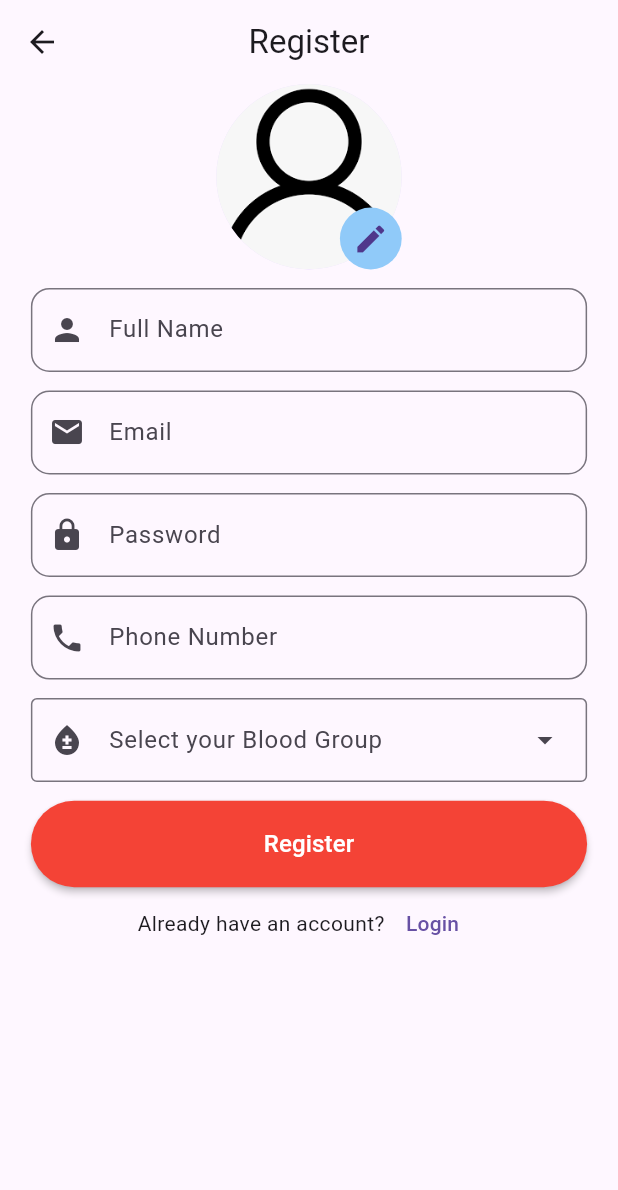
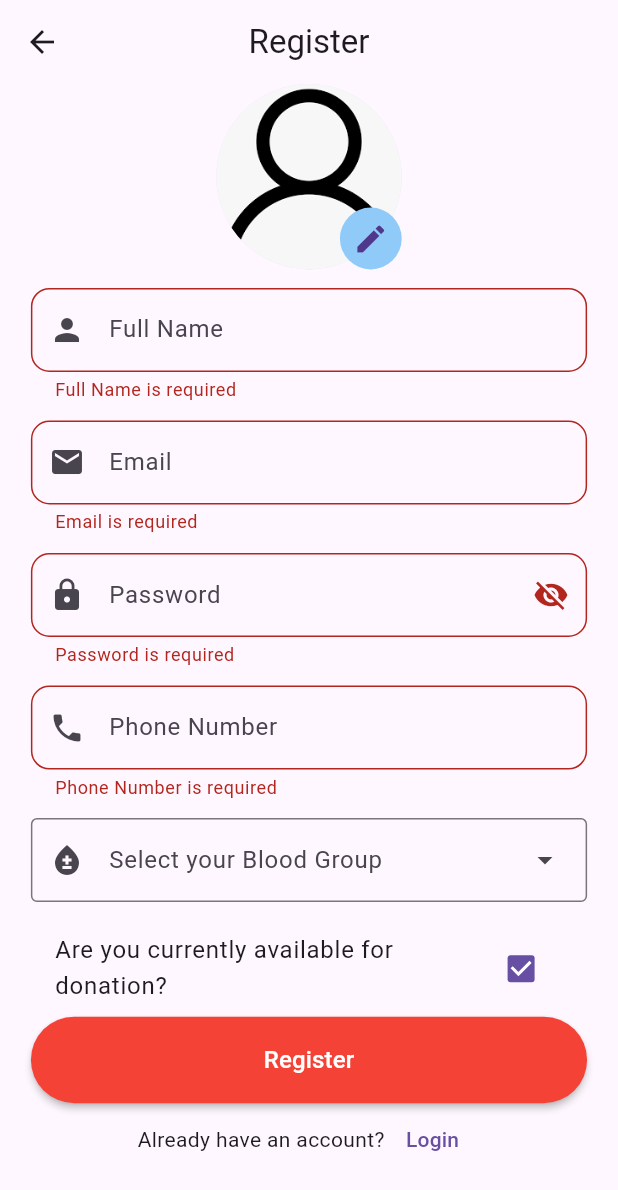
Before and after one commit to sabin6969/blood-donation-flutter-app, a Flutter app: the SignupView screen opened by its route, after a tap on "Register", on a phone screen of 412 x 824 dp. Shown: the top 1190 px of the screen. Run offline on Flutter 3.47's test engine with Material 3 defaults, Android fonts, the light colour scheme and no system bars; our stand-ins replace get, image_picker, smooth_page_indicator.

Commit message:
feat: Add form validation to login and register controllers

```diff
--- a/lib/controllers/login_controller.dart
+++ b/lib/controllers/login_controller.dart
@@ -9,15 +9,12 @@ class LoginController extends GetxController {
   TextEditingController emailController = TextEditingController();
   TextEditingController passwordController = TextEditingController();
   RxBool isPasswordVisible = RxBool(true);
+  GlobalKey<FormState> formKey = GlobalKey<FormState>();
 
   void login({required String email, required String password}) async {
-    if (email.isEmpty || password.isEmpty) {
-      Get.snackbar("Error", "Both Email and Password are required");
+    if (!formKey.currentState!.validate()) {
+      return;
     } else {
-      if (!email.isEmail) {
-        Get.snackbar("Error", "Please enter a valid Email");
-        return;
-      }
       try {
         isLoading.value = true;
         String message =
--- a/lib/controllers/register_controller.dart
+++ b/lib/controllers/register_controller.dart
@@ -1,4 +1,5 @@
 import 'package:flutter/material.dart';
+import 'package:flutter/widgets.dart';
 import 'package:get/get.dart';
 import 'package:image_picker/image_picker.dart';
 
@@ -7,7 +8,10 @@ class RegisterController extends GetxController {
   TextEditingController emailController = TextEditingController();
   TextEditingController passwordController = TextEditingController();
   TextEditingController phoneNumberController = TextEditingController();
+  RxBool isPasswordVisible = RxBool(true);
   Rx<XFile?> imageFile = Rx(null);
+  RxBool isAvailableForDonation = RxBool(true);
+  GlobalKey<FormState> formKey = GlobalKey<FormState>();
   String? selectedBloodGroup;
   List<String> bloodGroups = [
     "A+",
@@ -19,4 +23,18 @@ class RegisterController extends GetxController {
     "O+",
     "O-",
   ];
+
+  void registerUser() {
+    if (formKey.currentState!.validate()) {
+      if (selectedBloodGroup == null) {
+        Get.snackbar("Error", "Please select your blood group");
+        return;
+      } else if (imageFile.value == null) {
+        Get.snackbar("Error", "Please select your profile image");
+      } else {
+        // TODO Call API
+        debugPrint(selectedBloodGroup);
+      }
+    }
+  }
 }
--- a/lib/utils/custom_text_field.dart
+++ b/lib/utils/custom_text_field.dart
@@ -8,6 +8,8 @@ class CustomTextField extends StatelessWidget {
   final TextInputType textInputType;
   final bool? isObsecure;
   final Widget? suffixIconButton;
+  final String? Function(String?)? validator;
+  final TextCapitalization? textCapitalization;
   const CustomTextField({
     super.key,
     required this.hintText,
@@ -16,12 +18,16 @@ class CustomTextField extends StatelessWidget {
     required this.textInputType,
     this.isObsecure,
     this.suffixIconButton,
+    this.textCapitalization,
+    required this.validator,
   });
 
   @override
   Widget build(BuildContext context) {
     size = MediaQuery.sizeOf(context);
     return TextFormField(
+      textCapitalization: textCapitalization ?? TextCapitalization.none,
+      validator: validator,
       obscureText: isObsecure ?? false,
       keyboardType: textInputType,
       controller: controller,
--- a/lib/views/login_view.dart
+++ b/lib/views/login_view.dart
@@ -28,6 +28,8 @@ class _LoginViewState extends State<LoginView> {
               padding: EdgeInsets.symmetric(
                 horizontal: size.width * 0.05,
               ),
+              child: Form(
+                key: loginController.formKey,
                 child: Column(
                   children: [
                     SizedBox(
@@ -47,6 +49,11 @@ class _LoginViewState extends State<LoginView> {
                       prefixIcon: const Icon(
                         Icons.email,
                       ),
+                      validator: (value) => value == null || value.isEmpty
+                          ? "Email is required"
+                          : value.isEmail
+                              ? null
+                              : "Please enter a valid email",
                     ),
                     SizedBox(
                       height: size.height * 0.05,
@@ -54,6 +61,9 @@ class _LoginViewState extends State<LoginView> {
                     GetX<LoginController>(builder: (controller) {
                       return CustomTextField(
                         controller: loginController.passwordController,
+                        validator: (value) => value == null || value.isEmpty
+                            ? "Password is required"
+                            : null,
                         textInputType: TextInputType.visiblePassword,
                         hintText: "Password",
                         prefixIcon: const Icon(
@@ -117,6 +127,7 @@ class _LoginViewState extends State<LoginView> {
                   ],
                 ),
               ),
+            ),
           ],
         ),
       ),
--- a/lib/views/register_view.dart
+++ b/lib/views/register_view.dart
@@ -1,14 +1,11 @@
 import 'dart:io';
-
 import 'package:blood_donation_flutter_app/constants/app_routes.dart';
 import 'package:blood_donation_flutter_app/constants/image_path.dart';
 import 'package:blood_donation_flutter_app/controllers/register_controller.dart';
-import 'package:blood_donation_flutter_app/main.dart';
 import 'package:blood_donation_flutter_app/utils/custom_auth_button.dart';
 import 'package:blood_donation_flutter_app/utils/custom_text_field.dart';
 import 'package:blood_donation_flutter_app/utils/image_picker_utility.dart';
 import 'package:flutter/material.dart';
-
 import 'package:get/get.dart';
 
 class SignupView extends StatefulWidget {
@@ -19,23 +16,27 @@ class SignupView extends StatefulWidget {
 }
 
 class _SignupViewState extends State<SignupView> {
-  RegisterController registerController = Get.find<RegisterController>();
+  late RegisterController registerController;
+
+  @override
+  void initState() {
+    super.initState();
+    registerController = Get.put(RegisterController());
+  }
 
   @override
   Widget build(BuildContext context) {
-    size = MediaQuery.sizeOf(context);
+    final size = MediaQuery.of(context).size;
     return Scaffold(
       appBar: AppBar(
         centerTitle: true,
-        title: const Text(
-          "Register",
-        ),
+        title: const Text("Register"),
       ),
       body: SingleChildScrollView(
         child: Padding(
-          padding: EdgeInsets.symmetric(
-            horizontal: size.width * 0.05,
-          ),
+          padding: EdgeInsets.symmetric(horizontal: size.width * 0.05),
+          child: Form(
+            key: registerController.formKey,
             child: Column(
               children: [
                 GetX<RegisterController>(
@@ -51,7 +52,7 @@ class _SignupViewState extends State<SignupView> {
                                   File(
                                     controller.imageFile.value!.path,
                                   ),
-                              ) as ImageProvider,
+                                ),
                         ),
                         Positioned(
                           right: 0,
@@ -73,71 +74,102 @@ class _SignupViewState extends State<SignupView> {
                     );
                   },
                 ),
-              SizedBox(
-                height: size.height * 0.015,
-              ),
+                SizedBox(height: size.height * 0.015),
                 CustomTextField(
                   hintText: "Full Name",
-                prefixIcon: const Icon(
-                  Icons.person,
-                ),
+                  textCapitalization: TextCapitalization.words,
+                  prefixIcon: const Icon(Icons.person),
                   controller: registerController.fullNameController,
                   textInputType: TextInputType.name,
+                  validator: (value) => value == null || value.isEmpty
+                      ? "Full Name is required"
+                      : null,
                 ),
-              SizedBox(
-                height: size.height * 0.015,
-              ),
+                SizedBox(height: size.height * 0.015),
                 CustomTextField(
                   hintText: "Email",
                   prefixIcon: const Icon(Icons.email),
                   controller: registerController.emailController,
                   textInputType: TextInputType.emailAddress,
+                  validator: (value) => value == null || value.isEmpty
+                      ? "Email is required"
+                      : value.isEmail
+                          ? null
+                          : "Please enter a valid email address",
                 ),
-              SizedBox(
-                height: size.height * 0.015,
+                SizedBox(height: size.height * 0.015),
+                GetX<RegisterController>(
+                  builder: (controller) {
+                    return CustomTextField(
+                      hintText: "Password",
+                      isObsecure: registerController.isPasswordVisible.value,
+                      suffixIconButton: IconButton(
+                        onPressed: () {
+                          registerController.isPasswordVisible.value =
+                              !registerController.isPasswordVisible.value;
+                        },
+                        icon: Icon(
+                          registerController.isPasswordVisible.value
+                              ? Icons.visibility_off
+                              : Icons.visibility,
                         ),
-              CustomTextField(
-                hintText: "Password",
+                      ),
                       prefixIcon: const Icon(Icons.lock),
-                controller: registerController.emailController,
-                textInputType: TextInputType.emailAddress,
+                      controller: registerController.passwordController,
+                      textInputType: TextInputType.visiblePassword,
+                      validator: (value) => value == null || value.isEmpty
+                          ? "Password is required"
+                          : value.length < 5
+                              ? "Enter a Strong password"
+                              : null,
+                    );
+                  },
                 ),
-              SizedBox(
-                height: size.height * 0.015,
-              ),
+                SizedBox(height: size.height * 0.015),
                 CustomTextField(
                   hintText: "Phone Number",
                   prefixIcon: const Icon(Icons.phone),
-                controller: registerController.emailController,
-                textInputType: TextInputType.emailAddress,
+                  controller: registerController.phoneNumberController,
+                  textInputType: TextInputType.phone,
+                  validator: (value) => value == null || value.isEmpty
+                      ? "Phone Number is required"
+                      : value.isPhoneNumber
+                          ? null
+                          : "Enter a valid phone number",
                 ),
-              SizedBox(
-                height: size.height * 0.015,
-              ),
+                SizedBox(height: size.height * 0.015),
                 DropdownMenu(
                   width: size.width * 0.9,
                   label: const Text("Select your Blood Group"),
-                leadingIcon: const Icon(
-                  Icons.bloodtype,
-                ),
+                  leadingIcon: const Icon(Icons.bloodtype),
                   dropdownMenuEntries: registerController.bloodGroups.map((e) {
                     return DropdownMenuEntry(value: e, label: e);
                   }).toList(),
                   onSelected: (value) =>
                       registerController.selectedBloodGroup = value,
                 ),
-              SizedBox(
-                height: size.height * 0.015,
+                SizedBox(height: size.height * 0.015),
+                GetX<RegisterController>(
+                  builder: (controller) {
+                    return CheckboxListTile(
+                      value: controller.isAvailableForDonation.value,
+                      onChanged: (value) {
+                        controller.isAvailableForDonation.value = value!;
+                      },
+                      title: const Text(
+                        "Are you currently available for donation?",
+                      ),
+                    );
+                  },
                 ),
                 CustomAuthButton(
-                onPressed: () {},
+                  onPressed: () {
+                    registerController.registerUser();
+                  },
                   buttonColor: Colors.red,
                   child: const Text(
                     "Register",
-                  style: TextStyle(
-                    fontSize: 16,
-                    color: Colors.white,
-                  ),
+                    style: TextStyle(fontSize: 16, color: Colors.white),
                   ),
                 ),
                 Row(
@@ -151,8 +183,9 @@ class _SignupViewState extends State<SignupView> {
                       child: const Text("Login"),
                     ),
                   ],
-              )
+                ),
               ],
+            ),
           ),
         ),
       ),
```
Lines whose indentation alone changed are shown as unchanged.
